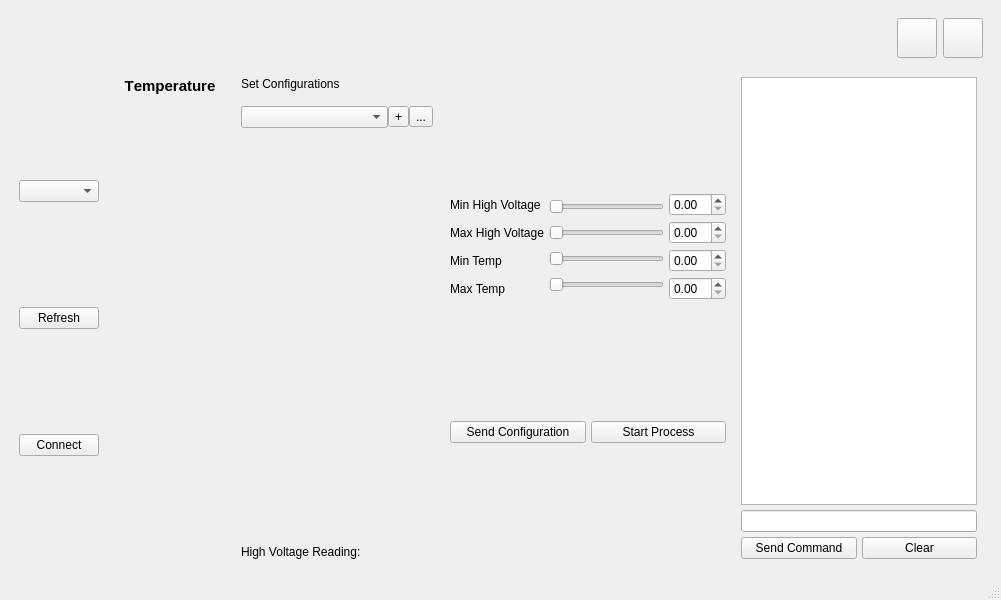
First picture: the form in ui/main_window.ui, repository QuarkOptical/Quark-Optical-APD-Module-Interface, before the edit.
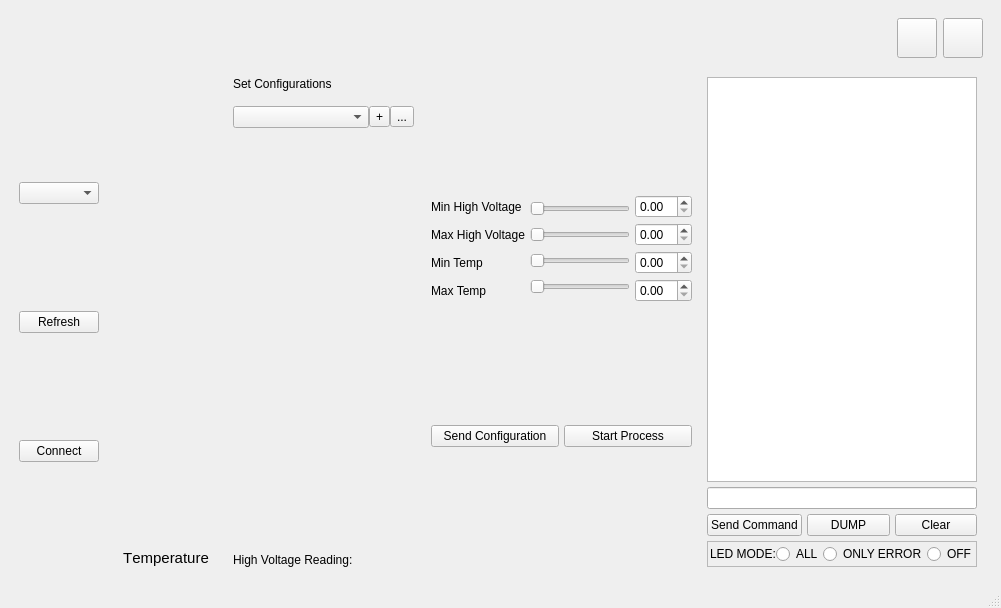
Second picture: the form after the edit. Icons and pictures are not drawn.

What changed in the file:
```diff
--- a/ui/main_window.ui
+++ b/ui/main_window.ui
@@ -7,7 +7,7 @@
     <x>0</x>
     <y>0</y>
     <width>1001</width>
-    <height>600</height>
+    <height>608</height>
    </rect>
   </property>
   <property name="sizePolicy">
@@ -33,9 +33,9 @@
    <bool>false</bool>
   </property>
   <widget class="QWidget" name="centralwidget">
-   <layout class="QGridLayout" name="gridLayout">
+   <layout class="QGridLayout" name="gridLayout_2">
     <item row="0" column="0">
-     <layout class="QVBoxLayout" name="verticalLayout_4" stretch="1,20">
+     <layout class="QVBoxLayout" name="verticalLayout_4" stretch="0,20">
       <property name="spacing">
        <number>10</number>
       </property>
@@ -79,7 +79,7 @@
            </property>
           </widget>
          </item>
-         <item alignment="Qt::AlignHCenter">
+         <item alignment="Qt::AlignRight">
           <widget class="QLabel" name="label_4">
            <property name="sizePolicy">
             <sizepolicy hsizetype="Ignored" vsizetype="Ignored">
@@ -268,13 +268,13 @@
             </item>
             <item>
              <layout class="QVBoxLayout" name="gaugeLayout" stretch="1">
-              <item alignment="Qt::AlignTop">
+              <item alignment="Qt::AlignBottom">
                <widget class="QLabel" name="label_2">
                 <property name="font">
                  <font>
                   <pointsize>11</pointsize>
                   <italic>false</italic>
-                  <bold>true</bold>
+                  <bold>false</bold>
                   <strikeout>false</strikeout>
                   <kerning>false</kerning>
                  </font>
@@ -578,7 +578,7 @@
          </layout>
         </item>
         <item>
-         <layout class="QVBoxLayout" name="terminal" stretch="18,1,0">
+         <layout class="QVBoxLayout" name="terminal" stretch="18,1,0,0">
           <property name="spacing">
            <number>5</number>
           </property>
@@ -642,6 +642,13 @@
               </property>
              </widget>
             </item>
+            <item>
+             <widget class="QPushButton" name="dumpButton">
+              <property name="text">
+               <string>DUMP</string>
+              </property>
+             </widget>
+            </item>
             <item>
              <widget class="QPushButton" name="clearButton">
               <property name="sizePolicy">
@@ -657,6 +664,98 @@
             </item>
            </layout>
           </item>
+          <item>
+           <widget class="QFrame" name="frame">
+            <property name="frameShape">
+             <enum>QFrame::StyledPanel</enum>
+            </property>
+            <property name="frameShadow">
+             <enum>QFrame::Raised</enum>
+            </property>
+            <layout class="QGridLayout" name="gridLayout">
+             <property name="leftMargin">
+              <number>0</number>
+             </property>
+             <property name="topMargin">
+              <number>0</number>
+             </property>
+             <property name="rightMargin">
+              <number>0</number>
+             </property>
+             <property name="bottomMargin">
+              <number>0</number>
+             </property>
+             <property name="spacing">
+              <number>0</number>
+             </property>
+             <item row="0" column="0">
+              <layout class="QHBoxLayout" name="horizontalLayout_6">
+               <property name="leftMargin">
+                <number>2</number>
+               </property>
+               <property name="topMargin">
+                <number>2</number>
+               </property>
+               <property name="bottomMargin">
+                <number>2</number>
+               </property>
+               <item alignment="Qt::AlignLeft">
+                <widget class="QLabel" name="label_5">
+                 <property name="sizePolicy">
+                  <sizepolicy hsizetype="Fixed" vsizetype="Fixed">
+                   <horstretch>0</horstretch>
+                   <verstretch>0</verstretch>
+                  </sizepolicy>
+                 </property>
+                 <property name="text">
+                  <string>LED MODE:</string>
+                 </property>
+                </widget>
+               </item>
+               <item alignment="Qt::AlignHCenter">
+                <widget class="QRadioButton" name="allRadioButton">
+                 <property name="sizePolicy">
+                  <sizepolicy hsizetype="Fixed" vsizetype="Fixed">
+                   <horstretch>0</horstretch>
+                   <verstretch>0</verstretch>
+                  </sizepolicy>
+                 </property>
+                 <property name="text">
+                  <string>ALL</string>
+                 </property>
+                </widget>
+               </item>
+               <item alignment="Qt::AlignHCenter">
+                <widget class="QRadioButton" name="onlyErrorRadioButton">
+                 <property name="sizePolicy">
+                  <sizepolicy hsizetype="Fixed" vsizetype="Fixed">
+                   <horstretch>0</horstretch>
+                   <verstretch>0</verstretch>
+                  </sizepolicy>
+                 </property>
+                 <property name="text">
+                  <string>ONLY ERROR</string>
+                 </property>
+                </widget>
+               </item>
+               <item alignment="Qt::AlignRight">
+                <widget class="QRadioButton" name="offRadioButton">
+                 <property name="sizePolicy">
+                  <sizepolicy hsizetype="Fixed" vsizetype="Fixed">
+                   <horstretch>0</horstretch>
+                   <verstretch>0</verstretch>
+                  </sizepolicy>
+                 </property>
+                 <property name="text">
+                  <string>OFF</string>
+                 </property>
+                </widget>
+               </item>
+              </layout>
+             </item>
+            </layout>
+           </widget>
+          </item>
          </layout>
         </item>
        </layout>
```
Left out of the diff: 8 changed lines with no effect on the pictures.
